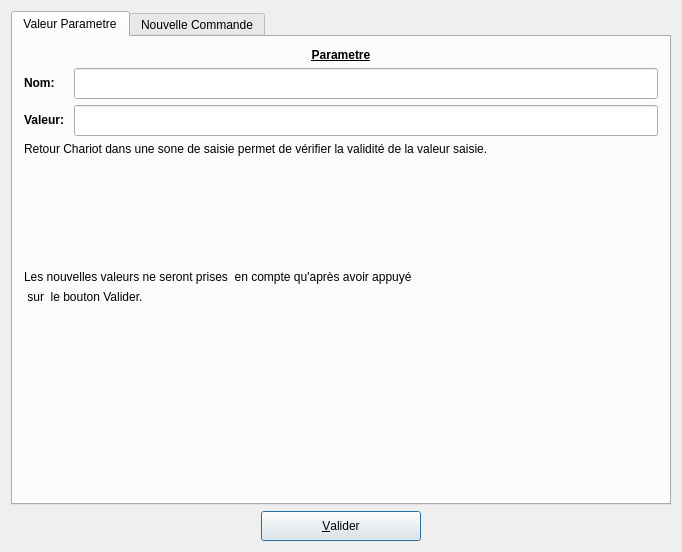
This is UiQT4/desParam.ui in SalomePlatform/eficas_tools as Qt 5 draws it before an edit. The edited form follows.
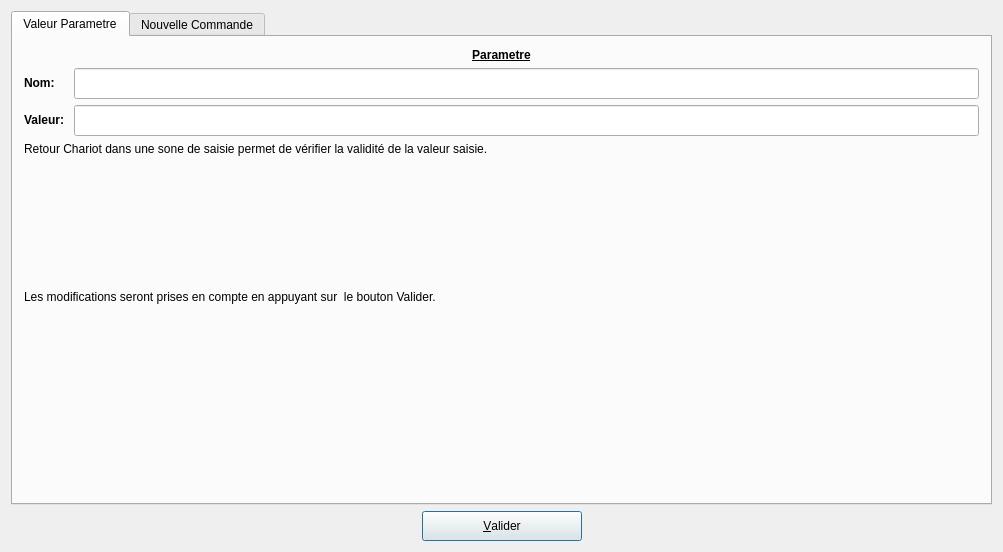
This is the edited form.

Diff of the .ui file:
```diff
--- a/UiQT4/desParam.ui
+++ b/UiQT4/desParam.ui
@@ -6,7 +6,7 @@
    <rect>
     <x>0</x>
     <y>0</y>
-    <width>682</width>
+    <width>1003</width>
     <height>552</height>
    </rect>
   </property>
@@ -168,20 +168,10 @@
          </item>
          <item row="2" column="0">
           <layout class="QVBoxLayout" name="verticalLayout">
-           <item>
-            <widget class="QLabel" name="Commentaire2">
-             <property name="text">
-              <string>Les nouvelles valeurs ne seront prises  en compte qu'après avoir appuyé</string>
-             </property>
-             <property name="wordWrap">
-              <bool>false</bool>
-             </property>
-            </widget>
-           </item>
            <item>
             <widget class="QLabel" name="Commentaire2_3">
              <property name="text">
-              <string> sur  le bouton Valider.</string>
+              <string>Les modifications seront prises en compte en appuyant sur  le bouton Valider.</string>
              </property>
              <property name="wordWrap">
               <bool>false</bool>
```
